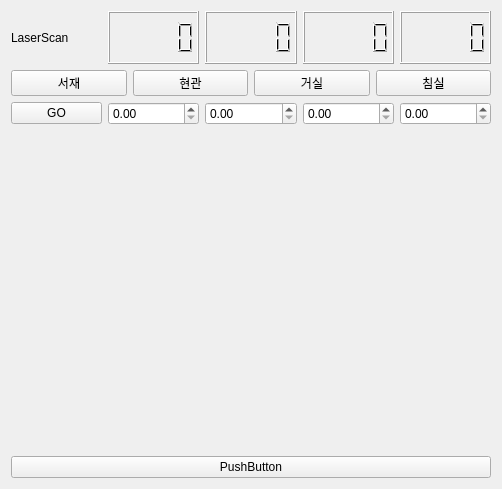
Above: ui/tab2roscontrol.ui from Intel4th-AIoT-Team2/Qt_Server before the change. Below: the same form after it.
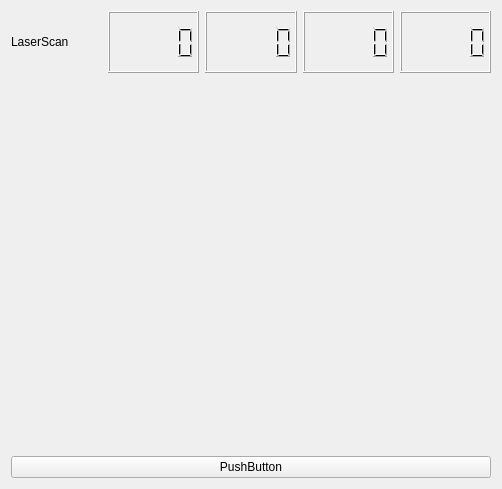
That is the form after the change.

Patch:
```diff
--- a/ui/tab2roscontrol.ui
+++ b/ui/tab2roscontrol.ui
@@ -15,7 +15,7 @@
   </property>
   <layout class="QVBoxLayout" name="verticalLayout_2">
    <item>
-    <layout class="QVBoxLayout" name="verticalLayout" stretch="1,1,1,6,1">
+    <layout class="QVBoxLayout" name="verticalLayout" stretch="1,6,1">
      <item>
       <layout class="QHBoxLayout" name="horizontalLayout">
        <item>
@@ -67,61 +67,6 @@
        </item>
       </layout>
      </item>
-     <item>
-      <layout class="QHBoxLayout" name="horizontalLayout_3">
-       <item>
-        <widget class="QPushButton" name="pPBStudy">
-         <property name="text">
-          <string>서재</string>
-         </property>
-        </widget>
-       </item>
-       <item>
-        <widget class="QPushButton" name="pPBFront">
-         <property name="text">
-          <string>현관</string>
-         </property>
-        </widget>
-       </item>
-       <item>
-        <widget class="QPushButton" name="pPBLiving">
-         <property name="text">
-          <string>거실</string>
-         </property>
-        </widget>
-       </item>
-       <item>
-        <widget class="QPushButton" name="pPBedroom">
-         <property name="text">
-          <string>침실</string>
-         </property>
-        </widget>
-       </item>
-      </layout>
-     </item>
-     <item>
-      <layout class="QHBoxLayout" name="horizontalLayout_2">
-       <item>
-        <widget class="QPushButton" name="pushButtonGo">
-         <property name="text">
-          <string>GO</string>
-         </property>
-        </widget>
-       </item>
-       <item>
-        <widget class="QDoubleSpinBox" name="doubleSpinBox1"/>
-       </item>
-       <item>
-        <widget class="QDoubleSpinBox" name="doubleSpinBox2"/>
-       </item>
-       <item>
-        <widget class="QDoubleSpinBox" name="doubleSpinBox3"/>
-       </item>
-       <item>
-        <widget class="QDoubleSpinBox" name="doubleSpinBox4"/>
-       </item>
-      </layout>
-     </item>
      <item>
       <layout class="QHBoxLayout" name="horizontalLayout_4">
        <item>
```
